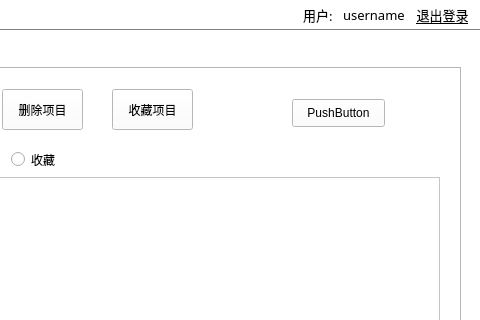
The window that xhs_DBMS/appbasewindow.ui (Littledoveqwq/xhs_DBMS) describes before a commit, drawn with Qt 5; both pictures show x 600 to 1080 and y 0 to 320 of the 1080 by 640 pixel window.
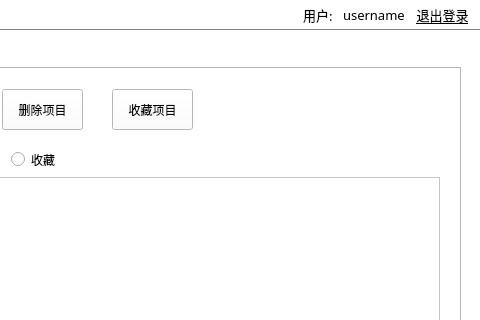
The same window after the commit. The open tabs and pages were chosen to show the change. Icons and pictures are not drawn.

```diff
--- a/xhs_DBMS/appbasewindow.ui
+++ b/xhs_DBMS/appbasewindow.ui
@@ -503,19 +503,6 @@
           <string>收藏项目</string>
          </property>
         </widget>
-        <widget class="QPushButton" name="pushButton">
-         <property name="geometry">
-          <rect>
-           <x>730</x>
-           <y>30</y>
-           <width>93</width>
-           <height>28</height>
-          </rect>
-         </property>
-         <property name="text">
-          <string>PushButton</string>
-         </property>
-        </widget>
        </widget>
       </widget>
      </widget>
```
Left out of the diff: 10 changed lines with no effect on the pictures.
